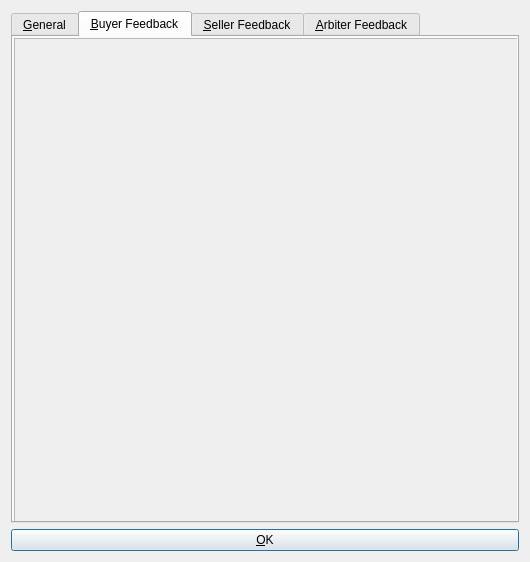
Before: the Qt Designer form src/qt/forms/escrowinfodialog.ui in willyko/syscoin2, drawn with Qt 5.
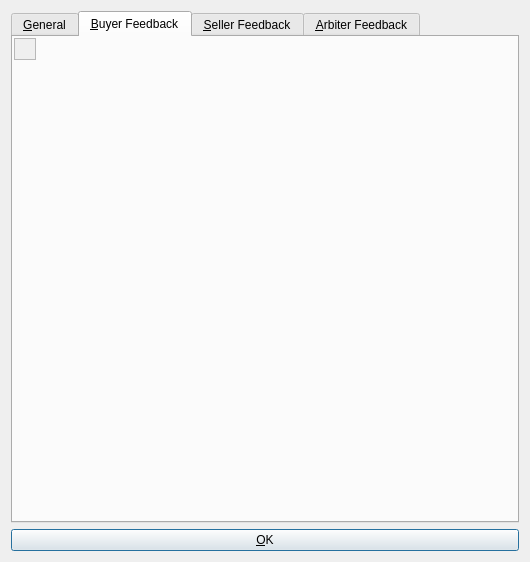
After: the same form once the commit is applied. The open tabs and pages were chosen to show the change.

Diff of the .ui file:
```diff
--- a/src/qt/forms/escrowinfodialog.ui
+++ b/src/qt/forms/escrowinfodialog.ui
@@ -211,8 +211,8 @@
         <rect>
          <x>1</x>
          <y>1</y>
-         <width>511</width>
-         <height>491</height>
+         <width>22</width>
+         <height>22</height>
         </rect>
        </property>
        <property name="verticalScrollBarPolicy">
@@ -222,7 +222,7 @@
         <enum>Qt::ScrollBarAlwaysOff</enum>
        </property>
        <property name="sizeAdjustPolicy">
-        <enum>QAbstractScrollArea::AdjustToContents</enum>
+        <enum>QAbstractScrollArea::AdjustIgnored</enum>
        </property>
        <property name="widgetResizable">
         <bool>true</bool>
@@ -232,8 +232,8 @@
          <rect>
           <x>0</x>
           <y>0</y>
-          <width>509</width>
-          <height>489</height>
+          <width>20</width>
+          <height>20</height>
          </rect>
         </property>
         <widget class="QWidget" name="verticalLayoutWidget">
```
Left out of the diff: 62 changed lines with no effect on the pictures. Lines whose indentation alone changed are shown as unchanged.
